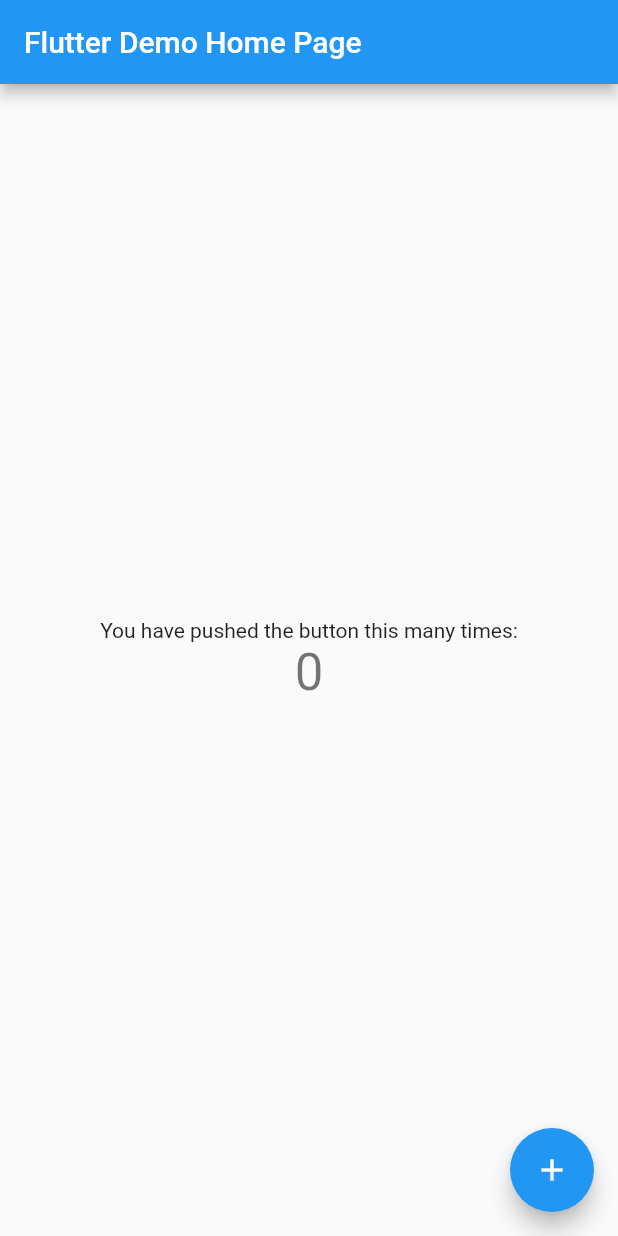
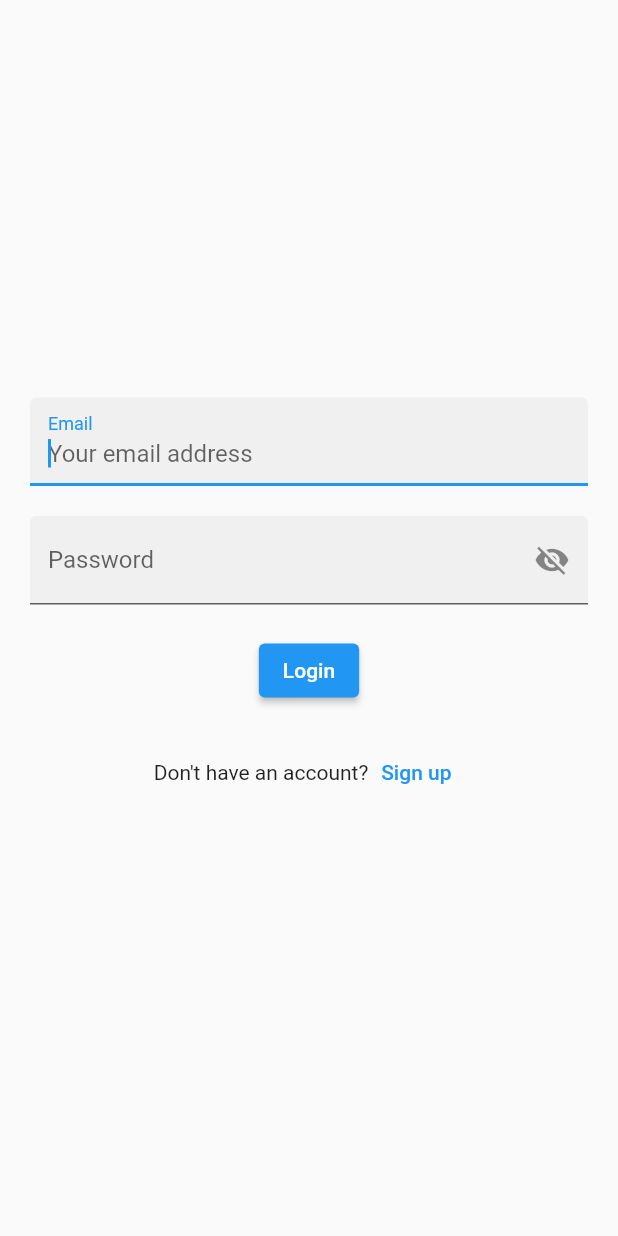
Before and after one commit to NilRyan/flutter-fish-cat, a Flutter app: the screen it shows after launch, on a phone screen of 412 x 824 dp. Run offline on Flutter 3.47's test engine with Material 2 defaults, Android fonts, the phone set to English and light mode, and no system bars.

Commit message:
Add LoginView with basic validation
Utilized Form and TextFormField widgets

```diff
--- a/lib/main.dart
+++ b/lib/main.dart
@@ -13,103 +13,148 @@ class MyApp extends StatelessWidget {
     return MaterialApp(
       title: 'Flutter Demo',
       theme: ThemeData(
-        // This is the theme of your application.
-        //
-        // Try running your application with "flutter run". You'll see the
-        // application has a blue toolbar. Then, without quitting the app, try
-        // changing the primarySwatch below to Colors.green and then invoke
-        // "hot reload" (press "r" in the console where you ran "flutter run",
-        // or simply save your changes to "hot reload" in a Flutter IDE).
-        // Notice that the counter didn't reset back to zero; the application
-        // is not restarted.
         primarySwatch: Colors.blue,
       ),
-      home: const MyHomePage(title: 'Flutter Demo Home Page'),
+      home: const LoginView(),
     );
   }
 }
 
-class MyHomePage extends StatefulWidget {
-  const MyHomePage({Key? key, required this.title}) : super(key: key);
-
-  // This widget is the home page of your application. It is stateful, meaning
-  // that it has a State object (defined below) that contains fields that affect
-  // how it looks.
-
-  // This class is the configuration for the state. It holds the values (in this
-  // case the title) provided by the parent (in this case the App widget) and
-  // used by the build method of the State. Fields in a Widget subclass are
-  // always marked "final".
-
-  final String title;
+class LoginView extends StatefulWidget {
+  const LoginView({Key? key}) : super(key: key);
 
   @override
-  State<MyHomePage> createState() => _MyHomePageState();
+  _LoginViewState createState() => _LoginViewState();
 }
 
-class _MyHomePageState extends State<MyHomePage> {
-  int _counter = 0;
+class _LoginViewState extends State<LoginView> {
+  final _formKey = GlobalKey<FormState>();
+  late final TextEditingController _username;
+  late final TextEditingController _password;
+  bool _obscureText = true;
 
-  void _incrementCounter() {
+  @override
+  void initState() {
+    _username = TextEditingController();
+    _password = TextEditingController();
+    super.initState();
+  }
+
+  @override
+  void dispose() {
+    _username.dispose();
+    _password.dispose();
+    super.dispose();
+  }
+
+  void _togglePasswordVisibility() {
     setState(() {
-      // This call to setState tells the Flutter framework that something has
-      // changed in this State, which causes it to rerun the build method below
-      // so that the display can reflect the updated values. If we changed
-      // _counter without calling setState(), then the build method would not be
-      // called again, and so nothing would appear to happen.
-      _counter++;
+      _obscureText = !_obscureText;
     });
   }
 
   @override
   Widget build(BuildContext context) {
-    // This method is rerun every time setState is called, for instance as done
-    // by the _incrementCounter method above.
-    //
-    // The Flutter framework has been optimized to make rerunning build methods
-    // fast, so that you can just rebuild anything that needs updating rather
-    // than having to individually change instances of widgets.
     return Scaffold(
-      appBar: AppBar(
-        // Here we take the value from the MyHomePage object that was created by
-        // the App.build method, and use it to set our appbar title.
-        title: Text(widget.title),
+      resizeToAvoidBottomInset: false,
+      // TODO: Add a background image for FishCat
+      body: Form(
+        key: _formKey,
+        child: Padding(
+          padding: const EdgeInsets.only(
+            left: 20.0,
+            right: 20.0,
           ),
-      body: Center(
-        // Center is a layout widget. It takes a single child and positions it
-        // in the middle of the parent.
           child: Column(
-          // Column is also a layout widget. It takes a list of children and
-          // arranges them vertically. By default, it sizes itself to fit its
-          // children horizontally, and tries to be as tall as its parent.
-          //
-          // Invoke "debug painting" (press "p" in the console, choose the
-          // "Toggle Debug Paint" action from the Flutter Inspector in Android
-          // Studio, or the "Toggle Debug Paint" command in Visual Studio Code)
-          // to see the wireframe for each widget.
-          //
-          // Column has various properties to control how it sizes itself and
-          // how it positions its children. Here we use mainAxisAlignment to
-          // center the children vertically; the main axis here is the vertical
-          // axis because Columns are vertical (the cross axis would be
-          // horizontal).
             mainAxisAlignment: MainAxisAlignment.center,
-          children: <Widget>[
-            const Text(
-              'You have pushed the button this many times:',
+            children: [
+              ...[TextFormField(
+                controller: _username,
+                validator: (value) {
+                  if (value == null || value.isEmpty) {
+                    return 'Please enter a username';
+                  }
+                  RegExp emailValidator = RegExp(
+                    r'^[a-zA-Z0-9.!#$%&’*+/=?^_`{|}~-]+@[a-zA-Z0-9-]+(?:\.[a-zA-Z0-9-]+)*$',
+                  );
+                  if (!emailValidator.hasMatch(value)) {
+                    return 'Please enter a valid email address';
+                  }
+
+                  return null;
+                },
+                autofocus: true,
+                textInputAction: TextInputAction.next,
+                keyboardType: TextInputType.emailAddress,
+                decoration: const InputDecoration(
+                  filled: true,
+                  hintText: 'Your email address',
+                  labelText: 'Email',
                 ),
-            Text(
-              '$_counter',
-              style: Theme.of(context).textTheme.headline4,
+              ),
+              TextFormField(
+                controller: _password,
+                validator: (value) {
+                  if (value == null || value.isEmpty) {
+                    return 'Please enter a password';
+                  }
+
+                  return null;
+                },
+                keyboardType: TextInputType.visiblePassword,
+                obscureText: _obscureText,
+                decoration: InputDecoration(
+                  filled: true,
+                  hintText: 'Your password',
+                  labelText: 'Password',
+                  suffixIcon: IconButton(
+                    icon: _obscureText ? const Icon(Icons.visibility_off) : const Icon(Icons.remove_red_eye),
+                    onPressed: _togglePasswordVisibility,
+                  ),
+                ),
+              ),
+              ElevatedButton(
+                onPressed: () {
+                  final username = _username.text;
+                  final password = _password.text;
+
+                  _formKey.currentState?.validate();
+                  // TODO: Show dialog with error message
+                  // _showDialog('Network Error \n Please check your network connection');
+
+                  print('$username, $password');
+                },
+                child: const Text('Login'),
+              ),
+                Row(
+                  mainAxisAlignment: MainAxisAlignment.center,
+                  children: [
+                    const Text('Don\'t have an account?'),
+                    TextButton(
+                      onPressed: () {
+                        Navigator.pushNamed(context, '/signup');
+                      },
+                      child: const Text('Sign up'),
                     ),
                   ],
                 ),
+            ].expand((widget) => [widget, const SizedBox(height: 20.0)]),]
           ),
-      floatingActionButton: FloatingActionButton(
-        onPressed: _incrementCounter,
-        tooltip: 'Increment',
-        child: const Icon(Icons.add),
-      ), // This trailing comma makes auto-formatting nicer for build methods.
+        ),
+      ),    );
+  }
+  void _showDialog(String message) {
+    showDialog<void>(
+      context: context,
+      builder: (context) => AlertDialog(
+        title: Text(message),
+        actions: [
+          TextButton(
+            child: const Text('OK'),
+            onPressed: () => Navigator.of(context).pop(),
+          ),
+        ],
+      ),
     );
   }
 }
```
Also changed, not shown: 2 other files. Lines whose indentation alone changed are shown as unchanged.
